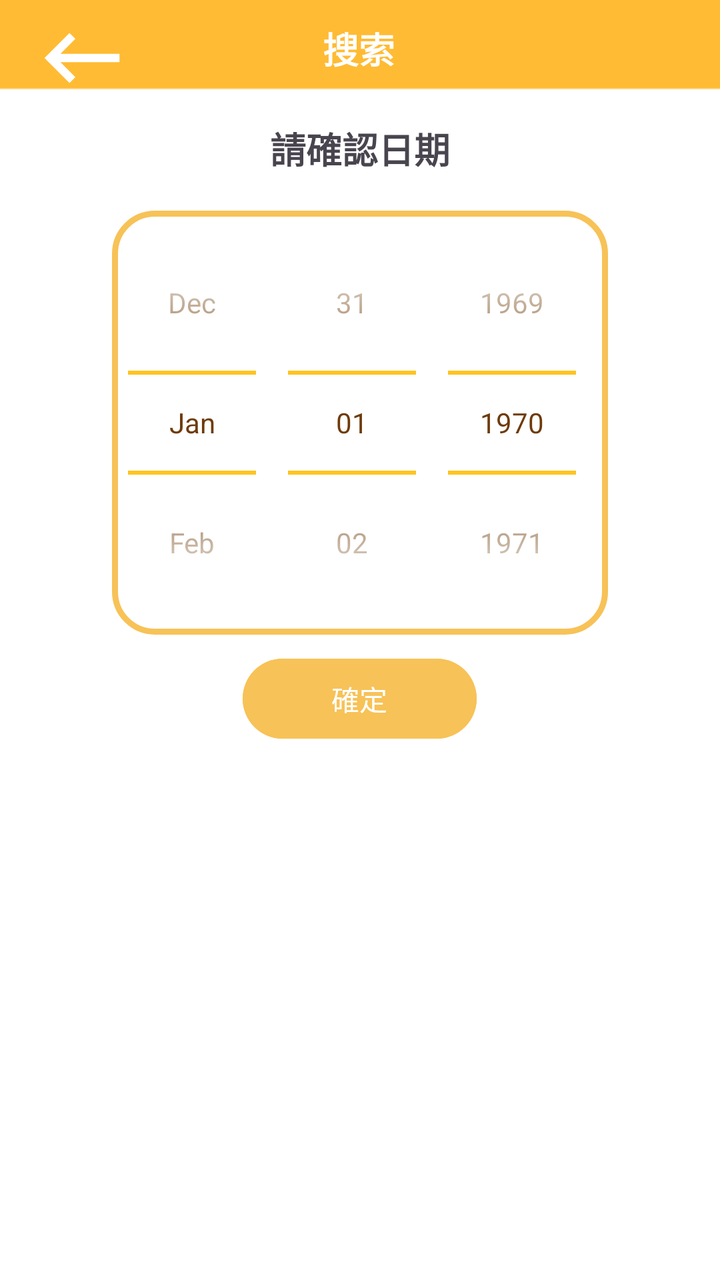
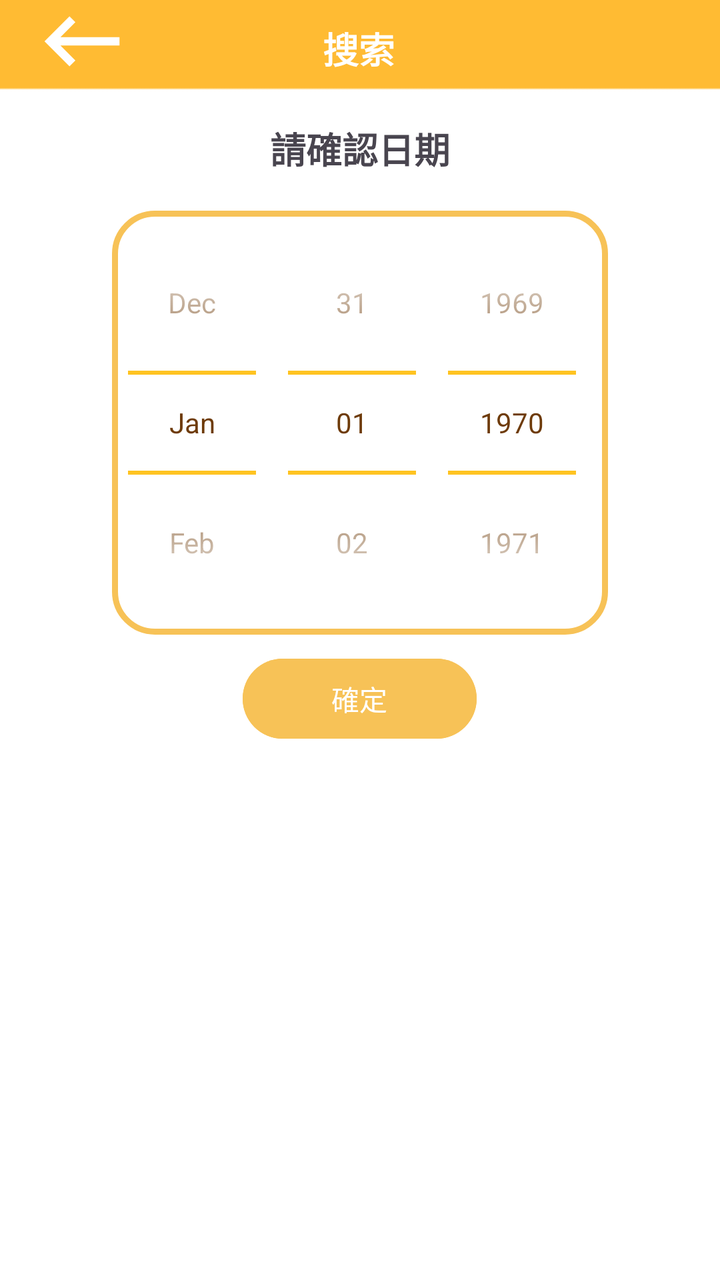

An Android layout rendered at two revisions. The XML below is the earlier revision; the diff shows what the commit changed to produce the second picture.
<!-- AndroidManifest.xml: application theme Theme.DEMO -->
<!-- res/layout/home_search.xml -->
<?xml version="1.0" encoding="utf-8"?>
<LinearLayout xmlns:android="http://schemas.android.com/apk/res/android"
    xmlns:app="http://schemas.android.com/apk/res-auto"
    xmlns:tools="http://schemas.android.com/tools"
    android:layout_width="match_parent"
    android:layout_height="wrap_content"
    android:background="@drawable/img_3"
    android:orientation="vertical">

    <androidx.constraintlayout.widget.ConstraintLayout
        android:layout_width="match_parent"
        android:layout_height="53dp">

        <TextView
            android:id="@+id/textView14"
            android:layout_width="wrap_content"
            android:layout_height="wrap_content"
            android:text="搜索"
            android:textColor="#FFFFFF"
            android:textSize="18sp"
            android:textStyle="bold"
            app:layout_constraintBottom_toBottomOf="parent"
            app:layout_constraintEnd_toEndOf="parent"
            app:layout_constraintHorizontal_bias="0.498"
            app:layout_constraintStart_toStartOf="parent"
            app:layout_constraintTop_toTopOf="parent"
            app:layout_constraintVertical_bias="0.407" />

        <ImageView
            android:id="@+id/imgBack"
            android:layout_width="50dp"
            android:layout_height="50dp"
            android:layout_marginStart="16dp"
            android:layout_marginTop="4dp"
            app:layout_constraintStart_toStartOf="parent"
            app:layout_constraintTop_toTopOf="parent"
            app:srcCompat="@drawable/keyboard_backspace" />
    </androidx.constraintlayout.widget.ConstraintLayout>

    <TextView
        android:id="@+id/text5"
        android:layout_width="match_parent"
        android:layout_height="wrap_content"
        android:layout_margin="8dp"
        android:layout_marginTop="15dp"
        android:gravity="center"
        android:text="請確認日期"
        android:textSize="18sp"
        android:textStyle="bold" />

    <DatePicker
        android:id="@+id/datePicker"
        android:layout_width="wrap_content"
        android:layout_height="wrap_content"
        android:layout_gravity="center"
        android:layout_marginTop="10dp"
        android:background="@drawable/custome"
        android:calendarViewShown="false"
        android:datePickerMode="spinner"
        android:spinnersShown="true"
        android:theme="@style/Theme.picker" />

    <Button
        android:id="@+id/btnAddClick"
        android:layout_width="117dp"
        android:layout_height="wrap_content"
        android:layout_gravity="center"
        android:layout_marginTop="8dp"
        android:backgroundTint="@color/FF"
        android:text="確定" />


    <LinearLayout
        android:layout_width="match_parent"
        android:layout_height="match_parent"
        android:orientation="horizontal"></LinearLayout>

    <LinearLayout
        android:layout_width="match_parent"
        android:layout_height="wrap_content"
        android:layout_marginTop="10dp"
        android:orientation="horizontal">


        <androidx.constraintlayout.widget.ConstraintLayout
            android:layout_width="match_parent"
            android:layout_height="98dp">

            <ImageView
                android:id="@+id/imgQ"
                android:layout_width="60dp"
                android:layout_height="60dp"
                android:layout_marginStart="16dp"
                android:src="@drawable/talk"
                android:visibility="invisible"
                app:layout_constraintStart_toStartOf="parent"
                app:layout_constraintTop_toTopOf="parent" />

            <TextView
                android:id="@+id/show"
                android:layout_width="0dp"
                android:layout_height="wrap_content"
                android:layout_marginStart="16dp"
                android:layout_marginTop="3dp"
                android:layout_marginEnd="16dp"
                android:background="@android:color/transparent"
                android:text=""
                android:textSize="18sp"
                app:layout_constraintEnd_toEndOf="parent"
                app:layout_constraintHorizontal_bias="0.0"
                app:layout_constraintStart_toEndOf="@+id/imgQ"
                app:layout_constraintTop_toBottomOf="@+id/showQ" />

            <TextView
                android:id="@+id/showQ"
                android:layout_width="wrap_content"
                android:layout_height="wrap_content"
                android:layout_marginStart="16dp"
                android:textSize="18sp"
                android:textStyle="bold"
                android:visibility="invisible"
                app:layout_constraintStart_toEndOf="@+id/imgQ"
                app:layout_constraintTop_toTopOf="parent" />

        </androidx.constraintlayout.widget.ConstraintLayout>
    </LinearLayout>

    <LinearLayout
        android:layout_width="match_parent"
        android:layout_height="match_parent"
        android:orientation="horizontal"></LinearLayout>

    <LinearLayout
        android:layout_width="match_parent"
        android:layout_height="wrap_content"
        android:layout_marginTop="10dp"
        android:orientation="horizontal">


        <androidx.constraintlayout.widget.ConstraintLayout
            android:layout_width="match_parent"
            android:layout_height="match_parent">

            <ImageView
                android:id="@+id/imgA"
                android:layout_width="60dp"
                android:layout_height="60dp"
                android:layout_marginStart="16dp"
                android:src="@drawable/talk"
                android:visibility="invisible"
                app:layout_constraintStart_toStartOf="parent"
                app:layout_constraintTop_toTopOf="@+id/showA" />

            <TextView
                android:id="@+id/show1"
                android:layout_width="0dp"
                android:layout_height="wrap_content"
                android:layout_marginStart="16dp"
                android:layout_marginTop="3dp"
                android:layout_marginEnd="16dp"
                android:background="@android:color/transparent"
                android:ellipsize="none"
                android:inputType="textMultiLine"
                android:textSize="18sp"
                app:layout_constraintEnd_toEndOf="parent"
                app:layout_constraintStart_toEndOf="@+id/imgA"
                app:layout_constraintTop_toBottomOf="@+id/showA" />

            <TextView
                android:id="@+id/showA"
                android:layout_width="wrap_content"
                android:layout_height="wrap_content"
                android:layout_marginStart="16dp"
                android:textSize="18sp"
                android:textStyle="bold"
                android:visibility="invisible"
                app:layout_constraintStart_toEndOf="@+id/imgA"
                app:layout_constraintTop_toTopOf="parent" />

        </androidx.constraintlayout.widget.ConstraintLayout>
    </LinearLayout>
</LinearLayout>
<!-- resources referenced by this layout -->
<resources>
  <color name="FF">#F7C257</color>
  <!-- drawable custome (drawable) -->
  <?xml version="1.0" encoding="utf-8"?>
  <shape xmlns:android="http://schemas.android.com/apk/res/android"
      android:shape="rectangle"
      >
  
      <stroke
          android:width="3dp"
          android:color="@color/FF"/>
      <corners
          android:radius="20dp"/>
  </shape>
  <!-- drawable img_3: png bitmap (drawable, 2198 bytes) -->
  <!-- drawable keyboard_backspace (drawable) -->
  <vector android:autoMirrored="true" android:height="24dp"
      android:tint="#FFFFFF" android:viewportHeight="24"
      android:viewportWidth="24" android:width="24dp" xmlns:android="http://schemas.android.com/apk/res/android">
      <path android:fillColor="@android:color/white" android:pathData="M21,11H6.83l3.58,-3.59L9,6l-6,6 6,6 1.41,-1.41L6.83,13H21z"/>
  </vector>
  <!-- drawable talk: jpg bitmap (drawable, 96485 bytes) -->
  <style name="Theme.picker" parent="Theme.AppCompat.Light">
          
          <item name="colorControlNormal">#FFBB00</item>
          <item name="android:editTextStyle">@style/Widget.EditText.White</item>
      </style>
  <style name="Theme.DEMO" parent="Base.Theme.DEMO" />
  <style name="Widget.EditText.White" parent="@android:style/Widget.EditText">
          
          <item name="android:textColor">@color/iconcolor</item>
      </style>
  <style name="Base.Theme.DEMO" parent="Theme.Material3.DayNight.NoActionBar">
          
          
      </style>
  <color name="iconcolor">#6E3B09</color>
</resources>

<!-- the commit's change to res/layout/home_search.xml (unified diff, before → after) -->
@@ -31,7 +31,7 @@
             android:layout_width="50dp"
             android:layout_height="50dp"
             android:layout_marginStart="16dp"
-            android:layout_marginTop="4dp"
+            android:layout_marginTop="-5dp"
             app:layout_constraintStart_toStartOf="parent"
             app:layout_constraintTop_toTopOf="parent"
             app:srcCompat="@drawable/keyboard_backspace" />
